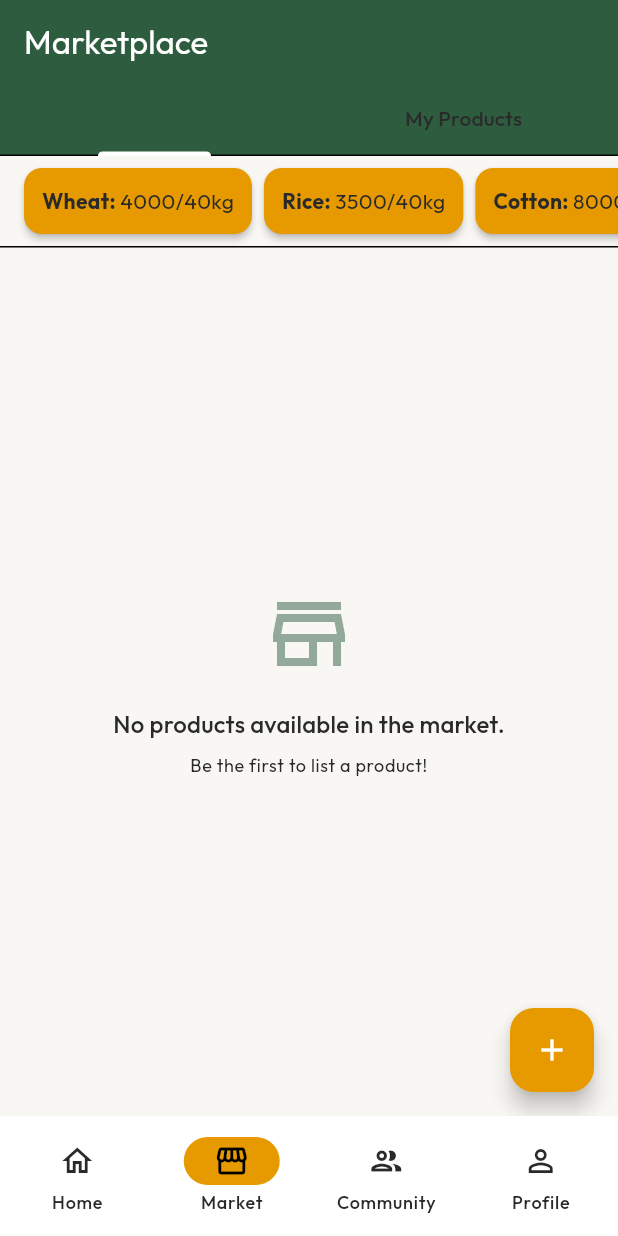
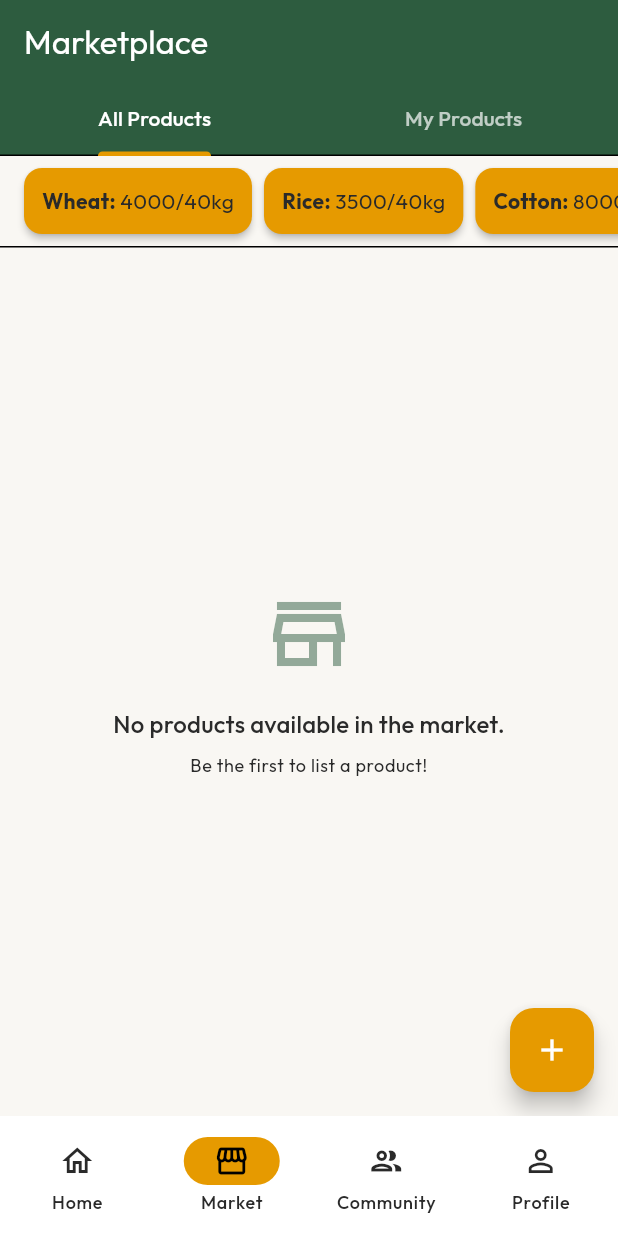
Before and after one commit to mun33b-exe/demo-repo, a Flutter app: the screen it shows once a user with an empty profile is signed in, item 2 of the bottom bar chosen, on a phone screen of 412 x 824 dp. Run offline on Flutter 3.47's test engine with Material 3 defaults, Android fonts, the phone set to English and light mode, and no system bars; our stand-ins replace google_fonts, image_picker, shared_preferences, supabase_flutter; accounts and stored records are empty; network calls fail.

Commit message:
feat: add TabBarThemeData configuration to light and dark themes.

```diff
--- a/lib/theme/app_theme.dart
+++ b/lib/theme/app_theme.dart
@@ -36,6 +36,11 @@ class AppTheme {
         foregroundColor: Colors.white,
         elevation: 0,
       ),
+      tabBarTheme: const TabBarThemeData(
+        labelColor: Colors.white,
+        unselectedLabelColor: Colors.white70,
+        indicatorColor: secondaryAmber,
+      ),
       cardTheme: CardThemeData(
         color: lightSurface,
         elevation: 2,
@@ -67,6 +72,11 @@ class AppTheme {
         foregroundColor: darkText,
         elevation: 0,
       ),
+      tabBarTheme: const TabBarThemeData(
+        labelColor: Colors.white,
+        unselectedLabelColor: Colors.white70,
+        indicatorColor: secondaryAmber,
+      ),
       cardTheme: CardThemeData(
         color: darkSurface,
         elevation: 2,
```
